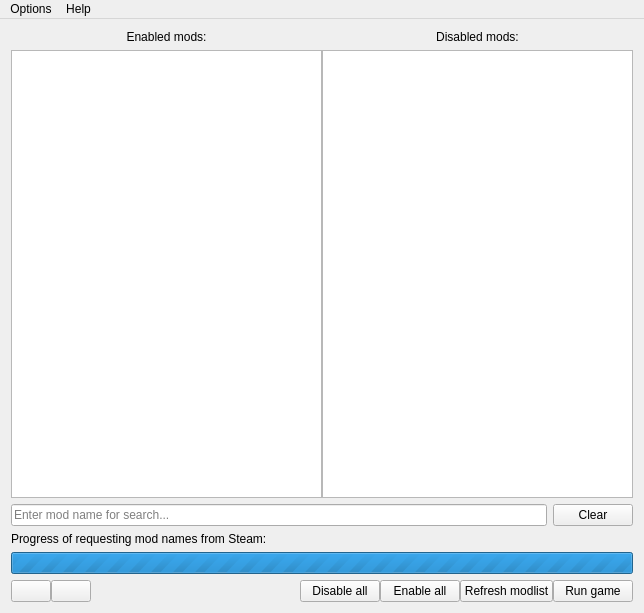
This is MainWindow.ui in Van-Weyden/ESModManager as Qt 5 draws it before an edit. The edited form follows.
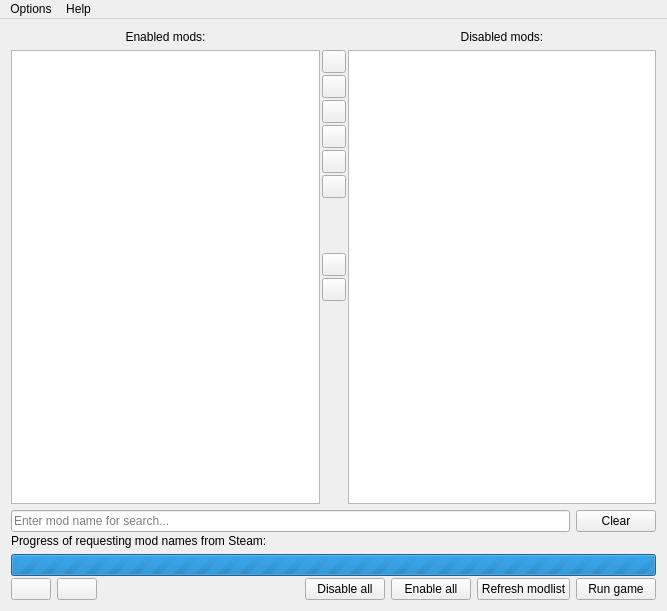
This is the edited form. Icons and pictures are not drawn.

The edit to the form file:
```diff
--- a/MainWindow.ui
+++ b/MainWindow.ui
@@ -6,127 +6,309 @@
    <rect>
     <x>0</x>
     <y>0</y>
-    <width>644</width>
-    <height>613</height>
+    <width>667</width>
+    <height>611</height>
    </rect>
   </property>
   <property name="windowTitle">
    <string>Everlasting Summer mod manager</string>
   </property>
   <widget class="QWidget" name="centralWidget">
-   <layout class="QHBoxLayout" name="horizontalLayout_5" stretch="2,0">
+   <layout class="QVBoxLayout" name="verticalLayout">
     <item>
-     <layout class="QVBoxLayout" name="rightMainVerticalLayout">
-      <item>
-       <layout class="QHBoxLayout" name="modlistHorizontalLayout">
+     <layout class="QGridLayout" name="topGridLayout">
+      <property name="horizontalSpacing">
+       <number>2</number>
+      </property>
+      <item row="0" column="2">
+       <widget class="QLabel" name="disabledModsLabel">
+        <property name="text">
+         <string>Disabled mods:</string>
+        </property>
+        <property name="alignment">
+         <set>Qt::AlignCenter</set>
+        </property>
+       </widget>
+      </item>
+      <item row="0" column="0">
+       <widget class="QLabel" name="enabledModsLabel">
+        <property name="text">
+         <string>Enabled mods:</string>
+        </property>
+        <property name="alignment">
+         <set>Qt::AlignCenter</set>
+        </property>
+       </widget>
+      </item>
+      <item row="1" column="1">
+       <layout class="QVBoxLayout" name="toolbarLayout" stretch="1,1">
         <property name="spacing">
+         <number>2</number>
+        </property>
+        <property name="leftMargin">
          <number>0</number>
         </property>
         <item>
-         <layout class="QVBoxLayout" name="enabledModsVerticalLayout">
+         <layout class="QVBoxLayout" name="toolbarTopVerticalLayout">
+          <property name="spacing">
+           <number>2</number>
+          </property>
+          <property name="topMargin">
+           <number>0</number>
+          </property>
           <item>
-           <widget class="QLabel" name="enabledModsLabel">
+           <widget class="QToolButton" name="setLockedToolButton">
+            <property name="toolTip">
+             <string>Lock selected mods</string>
+            </property>
             <property name="text">
-             <string>Enabled mods:</string>
+             <string/>
             </property>
-            <property name="alignment">
-             <set>Qt::AlignCenter</set>
+            <property name="icon">
+             <iconset resource="resources.qrc">
+              <normaloff>:/images/ui_outline/lock.svg</normaloff>:/images/ui_outline/lock.svg</iconset>
             </property>
+            <property name="arrowType">
+             <enum>Qt::NoArrow</enum>
+            </property>
            </widget>
           </item>
           <item>
-           <widget class="QListView" name="enabledModsList">
-            <property name="focusPolicy">
-             <enum>Qt::NoFocus</enum>
+           <widget class="QToolButton" name="setUnlockedToolButton">
+            <property name="toolTip">
+             <string>Unlock selected mods</string>
             </property>
-            <property name="styleSheet">
-             <string notr="true"/>
+            <property name="text">
+             <string/>
             </property>
-            <property name="autoScroll">
-             <bool>false</bool>
+            <property name="icon">
+             <iconset resource="resources.qrc">
+              <normaloff>:/images/ui_outline/unlock.svg</normaloff>:/images/ui_outline/unlock.svg</iconset>
             </property>
-            <property name="editTriggers">
-             <set>QAbstractItemView::NoEditTriggers</set>
+            <property name="arrowType">
+             <enum>Qt::NoArrow</enum>
             </property>
-            <property name="selectionMode">
-             <enum>QAbstractItemView::ExtendedSelection</enum>
+           </widget>
+          </item>
+          <item>
+           <widget class="QToolButton" name="setMarkedToolButton">
+            <property name="toolTip">
+             <string>Toggle selected mods checkbox mark</string>
             </property>
-            <property name="selectionBehavior">
-             <enum>QAbstractItemView::SelectRows</enum>
+            <property name="text">
+             <string/>
             </property>
-            <property name="wordWrap">
-             <bool>true</bool>
+            <property name="icon">
+             <iconset resource="resources.qrc">
+              <normaloff>:/images/ui_outline/checked-flag.svg</normaloff>:/images/ui_outline/checked-flag.svg</iconset>
             </property>
+            <property name="arrowType">
+             <enum>Qt::NoArrow</enum>
+            </property>
            </widget>
           </item>
-         </layout>
-        </item>
-        <item>
-         <layout class="QVBoxLayout" name="disabledModsVerticalLayout">
           <item>
-           <widget class="QLabel" name="disabledModsLabel">
+           <widget class="QToolButton" name="renameToolButton">
+            <property name="toolTip">
+             <string>Rename last selected mod</string>
+            </property>
             <property name="text">
-             <string>Disabled mods:</string>
+             <string/>
             </property>
-            <property name="alignment">
-             <set>Qt::AlignCenter</set>
+            <property name="icon">
+             <iconset resource="resources.qrc">
+              <normaloff>:/images/ui_outline/rename.svg</normaloff>:/images/ui_outline/rename.svg</iconset>
             </property>
+            <property name="arrowType">
+             <enum>Qt::NoArrow</enum>
+            </property>
            </widget>
           </item>
           <item>
-           <widget class="QListView" name="disabledModsList">
-            <property name="focusPolicy">
-             <enum>Qt::NoFocus</enum>
+           <widget class="QToolButton" name="openFolderToolButton">
+            <property name="toolTip">
+             <string>Open the mod folder in the explorer</string>
             </property>
-            <property name="styleSheet">
-             <string notr="true"/>
+            <property name="text">
+             <string/>
             </property>
-            <property name="autoScroll">
-             <bool>false</bool>
+            <property name="icon">
+             <iconset resource="resources.qrc">
+              <normaloff>:/images/ui_outline/folder.svg</normaloff>:/images/ui_outline/folder.svg</iconset>
             </property>
-            <property name="editTriggers">
-             <set>QAbstractItemView::NoEditTriggers</set>
+            <property name="arrowType">
+             <enum>Qt::NoArrow</enum>
             </property>
-            <property name="selectionMode">
-             <enum>QAbstractItemView::ExtendedSelection</enum>
+           </widget>
+          </item>
+          <item>
+           <widget class="QToolButton" name="openSteamPageToolButton">
+            <property name="toolTip">
+             <string>Open the mod page in the Steam Workshop</string>
             </property>
-            <property name="selectionBehavior">
-             <enum>QAbstractItemView::SelectRows</enum>
+            <property name="text">
+             <string/>
             </property>
-            <property name="wordWrap">
-             <bool>true</bool>
+            <property name="icon">
+             <iconset resource="resources.qrc">
+              <normaloff>:/images/ui_outline/steam.svg</normaloff>:/images/ui_outline/steam.svg</iconset>
             </property>
+            <property name="arrowType">
+             <enum>Qt::NoArrow</enum>
+            </property>
            </widget>
           </item>
+          <item>
+           <spacer name="toolbarTopVerticalSpacer">
+            <property name="orientation">
+             <enum>Qt::Vertical</enum>
+            </property>
+            <property name="sizeHint" stdset="0">
+             <size>
+              <width>0</width>
+              <height>0</height>
+             </size>
+            </property>
+           </spacer>
+          </item>
+          <item>
+           <widget class="QToolButton" name="setDisabledToolButton">
+            <property name="toolTip">
+             <string>Disable selected unlocked mods</string>
+            </property>
+            <property name="text">
+             <string/>
+            </property>
+            <property name="icon">
+             <iconset resource="resources.qrc">
+              <normaloff>:/images/ui_outline/right-arrow.svg</normaloff>:/images/ui_outline/right-arrow.svg</iconset>
+            </property>
+            <property name="arrowType">
+             <enum>Qt::NoArrow</enum>
+            </property>
+           </widget>
+          </item>
          </layout>
         </item>
-       </layout>
-      </item>
-      <item>
-       <layout class="QHBoxLayout" name="searchHorizontalLayout">
-        <property name="topMargin">
-         <number>0</number>
-        </property>
         <item>
-         <widget class="QLineEdit" name="searchLineEdit">
-          <property name="frame">
-           <bool>true</bool>
+         <layout class="QVBoxLayout" name="toolbarBottomVerticalLayout">
+          <property name="spacing">
+           <number>0</number>
           </property>
-          <property name="placeholderText">
-           <string>Enter mod name for search...</string>
+          <property name="topMargin">
+           <number>0</number>
           </property>
-         </widget>
+          <item>
+           <widget class="QToolButton" name="setEnabledToolButton">
+            <property name="toolTip">
+             <string>Enable selected unlocked mods</string>
+            </property>
+            <property name="text">
+             <string/>
+            </property>
+            <property name="icon">
+             <iconset resource="resources.qrc">
+              <normaloff>:/images/ui_outline/left-arrow.svg</normaloff>:/images/ui_outline/left-arrow.svg</iconset>
+            </property>
+            <property name="arrowType">
+             <enum>Qt::NoArrow</enum>
+            </property>
+           </widget>
+          </item>
+          <item>
+           <spacer name="toolbarBottomVerticalSpacer">
+            <property name="orientation">
+             <enum>Qt::Vertical</enum>
+            </property>
+            <property name="sizeHint" stdset="0">
+             <size>
+              <width>0</width>
+              <height>0</height>
+             </size>
+            </property>
+           </spacer>
+          </item>
+         </layout>
         </item>
-        <item>
-         <widget class="QPushButton" name="clearSearchPushButton">
-          <property name="text">
-           <string>Clear</string>
-          </property>
-         </widget>
-        </item>
        </layout>
       </item>
-      <item>
+      <item row="1" column="0">
+       <widget class="QTreeView" name="enabledModsList">
+        <property name="focusPolicy">
+         <enum>Qt::NoFocus</enum>
+        </property>
+        <property name="styleSheet">
+         <string notr="true"/>
+        </property>
+        <property name="autoScroll">
+         <bool>false</bool>
+        </property>
+        <property name="editTriggers">
+         <set>QAbstractItemView::EditKeyPressed</set>
+        </property>
+        <property name="selectionMode">
+         <enum>QAbstractItemView::ExtendedSelection</enum>
+        </property>
+        <property name="selectionBehavior">
+         <enum>QAbstractItemView::SelectRows</enum>
+        </property>
+        <property name="rootIsDecorated">
+         <bool>false</bool>
+        </property>
+        <property name="animated">
+         <bool>true</bool>
+        </property>
+        <attribute name="headerVisible">
+         <bool>false</bool>
+        </attribute>
+       </widget>
+      </item>
+      <item row="1" column="2">
+       <widget class="QTreeView" name="disabledModsList">
+        <property name="focusPolicy">
+         <enum>Qt::NoFocus</enum>
+        </property>
+        <property name="styleSheet">
+         <string notr="true"/>
+        </property>
+        <property name="autoScroll">
+         <bool>false</bool>
+        </property>
+        <property name="editTriggers">
+         <set>QAbstractItemView::NoEditTriggers</set>
+        </property>
+        <property name="selectionMode">
+         <enum>QAbstractItemView::ExtendedSelection</enum>
+        </property>
+        <property name="selectionBehavior">
+         <enum>QAbstractItemView::SelectRows</enum>
+        </property>
+        <property name="rootIsDecorated">
+         <bool>false</bool>
+        </property>
+        <property name="animated">
+         <bool>true</bool>
+        </property>
+        <property name="headerHidden">
+         <bool>true</bool>
+        </property>
+       </widget>
+      </item>
+     </layout>
+    </item>
+    <item>
+     <layout class="QGridLayout" name="bottomGridLayout" columnstretch="0,0,1,0,0,0,0">
+      <property name="verticalSpacing">
+       <number>2</number>
+      </property>
+      <item row="0" column="6">
+       <widget class="QPushButton" name="clearSearchPushButton">
+        <property name="text">
+         <string>Clear</string>
+        </property>
+       </widget>
+      </item>
+      <item row="1" column="0" colspan="7">
        <layout class="QVBoxLayout" name="progressVerticalLayout">
         <property name="leftMargin">
          <number>0</number>
@@ -159,106 +341,80 @@
         </item>
        </layout>
       </item>
-      <item>
-       <layout class="QHBoxLayout" name="buttonsHorizontalLayout">
-        <property name="spacing">
-         <number>0</number>
+      <item row="2" column="6">
+       <widget class="QPushButton" name="runButton">
+        <property name="text">
+         <string>Run game</string>
         </property>
-        <property name="sizeConstraint">
-         <enum>QLayout::SetDefaultConstraint</enum>
+       </widget>
+      </item>
+      <item row="2" column="0">
+       <widget class="QPushButton" name="rusLangButton">
+        <property name="toolTip">
+         <string>Set Russian language</string>
         </property>
-        <item>
-         <widget class="QPushButton" name="rusLangButton">
-          <property name="toolTip">
-           <string>Set Russian language</string>
-          </property>
-          <property name="text">
-           <string/>
-          </property>
-          <property name="icon">
-           <iconset>
-            <normaloff>images/Flag-Russia.ico</normaloff>images/Flag-Russia.ico</iconset>
-          </property>
-         </widget>
-        </item>
-        <item>
-         <widget class="QPushButton" name="engLangButton">
-          <property name="toolTip">
-           <string>Set English language</string>
-          </property>
-          <property name="text">
-           <string/>
-          </property>
-          <property name="icon">
-           <iconset>
-            <normaloff>images/Flag-United-States.ico</normaloff>images/Flag-United-States.ico</iconset>
-          </property>
-         </widget>
-        </item>
-        <item>
-         <spacer name="buttonsHorizontalSpacer">
-          <property name="orientation">
-           <enum>Qt::Horizontal</enum>
-          </property>
-          <property name="sizeHint" stdset="0">
-           <size>
-            <width>40</width>
-            <height>20</height>
-           </size>
-          </property>
-         </spacer>
-        </item>
-        <item>
-         <widget class="QPushButton" name="disableAllButton">
-          <property name="sizePolicy">
-           <sizepolicy hsizetype="Minimum" vsizetype="Fixed">
-            <horstretch>0</horstretch>
-            <verstretch>0</verstretch>
-           </sizepolicy>
-          </property>
-          <property name="text">
-           <string>Disable all</string>
-          </property>
-         </widget>
-        </item>
-        <item>
-         <widget class="QPushButton" name="enableAllButton">
-          <property name="text">
-           <string>Enable all</string>
-          </property>
-         </widget>
-        </item>
-        <item>
-         <widget class="QPushButton" name="refreshButton">
-          <property name="text">
-           <string>Refresh modlist</string>
-          </property>
-         </widget>
-        </item>
-        <item>
-         <widget class="QPushButton" name="runButton">
-          <property name="text">
-           <string>Run game</string>
-          </property>
-         </widget>
-        </item>
-       </layout>
+        <property name="text">
+         <string/>
+        </property>
+        <property name="icon">
+         <iconset>
+          <normaloff>images/Flag-Russia.ico</normaloff>images/Flag-Russia.ico</iconset>
+        </property>
+       </widget>
+      </item>
+      <item row="2" column="1">
+       <widget class="QPushButton" name="engLangButton">
+        <property name="toolTip">
+         <string>Set English language</string>
+        </property>
+        <property name="text">
+         <string/>
+        </property>
+        <property name="icon">
+         <iconset>
+          <normaloff>images/Flag-United-States.ico</normaloff>images/Flag-United-States.ico</iconset>
+        </property>
+       </widget>
+      </item>
+      <item row="2" column="5">
+       <widget class="QPushButton" name="refreshButton">
+        <property name="text">
+         <string>Refresh modlist</string>
+        </property>
+       </widget>
+      </item>
+      <item row="2" column="4">
+       <widget class="QPushButton" name="enableAllButton">
+        <property name="text">
+         <string>Enable all</string>
+        </property>
+       </widget>
+      </item>
+      <item row="2" column="3">
+       <widget class="QPushButton" name="disableAllButton">
+        <property name="sizePolicy">
+         <sizepolicy hsizetype="Minimum" vsizetype="Fixed">
+          <horstretch>0</horstretch>
+          <verstretch>0</verstretch>
+         </sizepolicy>
+        </property>
+        <property name="text">
+         <string>Disable all</string>
+        </property>
+       </widget>
+      </item>
+      <item row="0" column="0" colspan="6">
+       <widget class="QLineEdit" name="searchLineEdit">
+        <property name="frame">
+         <bool>true</bool>
+        </property>
+        <property name="placeholderText">
+         <string>Enter mod name for search...</string>
+        </property>
+       </widget>
       </item>
      </layout>
     </item>
-    <item>
-     <spacer name="mainHorizontalSpacer">
-      <property name="orientation">
-       <enum>Qt::Horizontal</enum>
-      </property>
-      <property name="sizeHint" stdset="0">
-       <size>
-        <width>0</width>
-        <height>20</height>
-       </size>
-      </property>
-     </spacer>
-    </item>
    </layout>
   </widget>
   <widget class="QMenuBar" name="menuBar">
@@ -266,7 +422,7 @@
     <rect>
      <x>0</x>
      <y>0</y>
-     <width>644</width>
+     <width>667</width>
      <height>26</height>
     </rect>
    </property>
```
Left out of the diff: 12 changed lines with no effect on the pictures.
